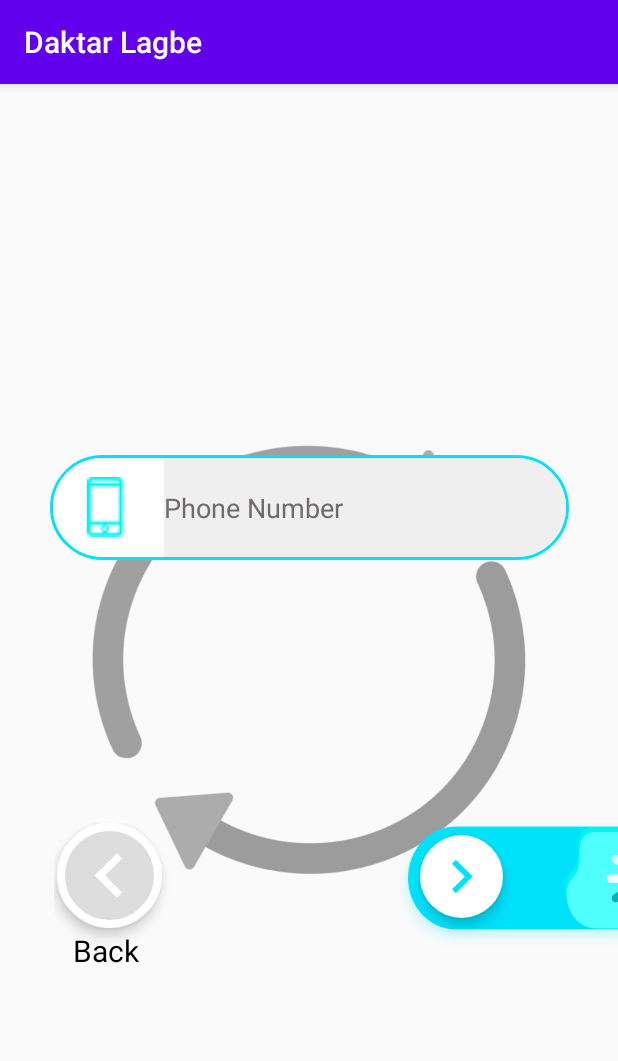
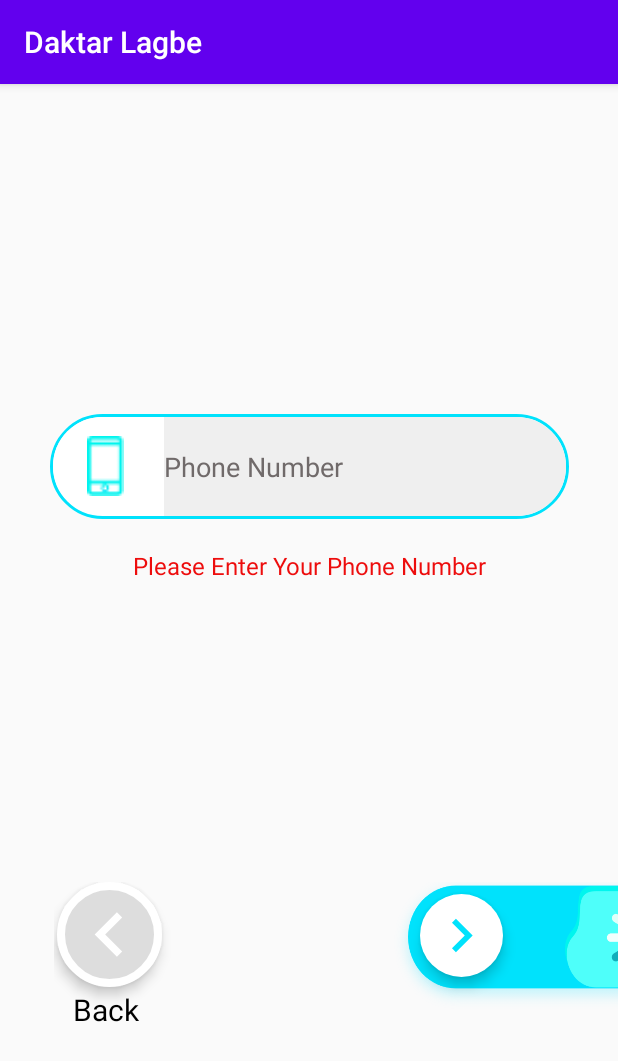
Before and after one commit to Fazlul69/Daktar-Lagbe, an Android app: the PhoneActivity screen opened directly, with no data from a screen before it, on a phone screen of 412 x 824 dp. Shown: the top 1061 px of the screen. Run offline under Robolectric (Android 15) with nearby library versions, the phone set to English and light mode, and no system bars.

Commit message:
activity update
language activity and phone activity

```diff
--- a/app/src/main/java/com/example/daktarlagbe/LanguageActivity.java
+++ b/app/src/main/java/com/example/daktarlagbe/LanguageActivity.java
@@ -37,16 +37,32 @@ public class LanguageActivity extends AppCompatActivity {
         engBtn.setOnClickListener(new View.OnClickListener() {
             @Override
             public void onClick(View view) {
-                engBtn.setBackgroundColor(Color.parseColor("#00E2FC"));
+                engBtn.setBackgroundResource(R.drawable.selected_btn_background);
                 engBtn.setTextColor(Color.parseColor("#ffffff"));
+                nextBtn.setBackgroundResource(R.drawable.color_arrow);
+                nextBtn.setOnClickListener(new View.OnClickListener() {
+                    @Override
+                    public void onClick(View view) {
+                        Intent next = new Intent(LanguageActivity.this,PhoneActivity.class);
+                        startActivity(next);
+                    }
+                });
             }
         });
 
         banglgaBtn.setOnClickListener(new View.OnClickListener() {
             @Override
             public void onClick(View view) {
-                banglgaBtn.setBackgroundColor(Color.parseColor("#00E2FC"));
+                banglgaBtn.setBackgroundResource(R.drawable.selected_btn_background);
                 banglgaBtn.setTextColor(Color.parseColor("#ffffff"));
+                nextBtn.setBackgroundResource(R.drawable.color_arrow);
+                nextBtn.setOnClickListener(new View.OnClickListener() {
+                    @Override
+                    public void onClick(View view) {
+                        Intent next = new Intent(LanguageActivity.this,PhoneActivity.class);
+                        startActivity(next);
+                    }
+                });
             }
         });
 
@@ -59,13 +75,6 @@ public class LanguageActivity extends AppCompatActivity {
             }
         });
 
-        nextBtn.setOnClickListener(new View.OnClickListener() {
-            @Override
-            public void onClick(View view) {
-                nextBtn.setBackgroundResource(R.drawable.color_arrow);
-                Intent next = new Intent(LanguageActivity.this,PhoneActivity.class);
-                startActivity(next);
-            }
-        });
+
     }
 }
--- a/app/src/main/java/com/example/daktarlagbe/PhoneActivity.java
+++ b/app/src/main/java/com/example/daktarlagbe/PhoneActivity.java
@@ -9,19 +9,22 @@ import android.graphics.drawable.AnimatedVectorDrawable;
 import android.graphics.drawable.AnimationDrawable;
 import android.graphics.drawable.Drawable;
 import android.os.Bundle;
+import android.text.Editable;
+import android.text.TextWatcher;
 import android.view.View;
 import android.view.animation.Animation;
 import android.view.animation.AnimationUtils;
 import android.widget.EditText;
 import android.widget.ImageView;
 import android.widget.LinearLayout;
+import android.widget.TextView;
 
 import java.util.Timer;
 import java.util.TimerTask;
 
 public class PhoneActivity extends AppCompatActivity {
 
-    LinearLayout phoneLogoLayout;
+    LinearLayout phoneLogoLayout, layoutBtnForNext;
     EditText phoneNumber;
     ImageView phoneLogo;
     ImageView previousBtn, nextBtn;
@@ -30,8 +33,9 @@ public class PhoneActivity extends AppCompatActivity {
     int height = 230;
     Animation btnMove;
     Timer timer;
-    ImageView loadingAnim;
-    AnimationDrawable frameAnimation;
+    TextView warning;
+/*    ImageView loadingAnim;
+    AnimationDrawable frameAnimation;*/
 
     @Override
     protected void onCreate(Bundle savedInstanceState) {
@@ -44,14 +48,16 @@ public class PhoneActivity extends AppCompatActivity {
 
         previousBtn = findViewById(R.id.previousBtn);
         nextBtn = findViewById(R.id.nextBtn);
+        layoutBtnForNext = findViewById(R.id.layoutBtn);
+        warning = findViewById(R.id.warning);
 
         btnMove = AnimationUtils.loadAnimation(getApplicationContext(),
                 R.anim.button_move);
 
         timer = new Timer();
 
-        loadingAnim = findViewById(R.id.loadingAnim);
-        loadingAnim.setImageResource(R.drawable.update_anim);
+/*        loadingAnim = findViewById(R.id.loadingAnim);
+        loadingAnim.setImageResource(R.drawable.update_anim);*/
 
         final LinearLayout.LayoutParams ip =new LinearLayout.LayoutParams(width,height);
 
@@ -62,8 +68,30 @@ public class PhoneActivity extends AppCompatActivity {
                 phoneNumber.setBackgroundResource(R.drawable.number_background_white);
                 phoneLogo.setImageResource(logoChangeImage);
                 phoneLogo.setLayoutParams(ip);
+
+                if (phoneNumber.getText().toString().isEmpty()) {
+                    warning.setVisibility(View.VISIBLE);
+                } else {
+                    warning.setVisibility(View.GONE);
+                    nextBtn.setOnClickListener(new View.OnClickListener() {
+                        @Override
+                        public void onClick(View view) {
+                            nextBtn.startAnimation(btnMove);
+                            timer.schedule(new TimerTask() {
+                                @Override
+                                public void run() {
+                      /*  frameAnimation = (AnimationDrawable)loadingAnim.getDrawable();
+                        frameAnimation.start();*/
+                                    Intent next = new Intent(PhoneActivity.this,OtpActivity.class);
+                                    startActivity(next);
+                                }
+                            },2000);
+                        }
+                    });
+                }
             }
         });
+
 
         previousBtn.setOnClickListener(new View.OnClickListener() {
             @Override
@@ -74,21 +102,10 @@ public class PhoneActivity extends AppCompatActivity {
             }
         });
 
-        nextBtn.setOnClickListener(new View.OnClickListener() {
-            @Override
-            public void onClick(View view) {
-                /*nextBtn.setBackgroundResource(R.drawable.color_arrow);*/
-                nextBtn.startAnimation(btnMove);
-                timer.schedule(new TimerTask() {
-                    @Override
-                    public void run() {
-                        frameAnimation = (AnimationDrawable)loadingAnim.getDrawable();
-                        frameAnimation.start();
-                    }
-                },4000);
-                Intent next = new Intent(PhoneActivity.this,OtpActivity.class);
-                startActivity(next);
-            }
-        });
+
+
+
+
     }
+
 }
--- a/app/src/main/res/drawable-xhdpi/update_anim.xml
+++ b/app/src/main/res/drawable-xhdpi/update_anim.xml
@@ -2,16 +2,17 @@
 <animation-list xmlns:android="http://schemas.android.com/apk/res/android"
 android:oneshot="false">
     <!-- FALSE continuous cholbe a1 to a8.true dile a1 to a8 akber chole off hoye jabe-->
-    <item android:drawable="@drawable/cir1" android:duration="100" /> <!-- 200 mini sec -->
-    <item android:drawable="@drawable/cir2" android:duration="100" />
-    <item android:drawable="@drawable/cir3" android:duration="100" /> <!-- 200 mini sec -->
-    <item android:drawable="@drawable/cir4" android:duration="100" />
-    <item android:drawable="@drawable/cir1" android:duration="100" />
-    <item android:drawable="@drawable/cir5" android:duration="100" />
-    <item android:drawable="@drawable/cir6" android:duration="100" />
-    <item android:drawable="@drawable/cir6" android:duration="100" />
-    <item android:drawable="@drawable/cir7" android:duration="100" />
-    <item android:drawable="@drawable/cir8" android:duration="100" />
-    <item android:drawable="@drawable/cir7" android:duration="100" />
-    <item android:drawable="@drawable/cir6" android:duration="100" />
+    <item android:drawable="@drawable/cir1" android:duration="150" /> <!-- 200 mini sec -->
+    <item android:drawable="@drawable/cir2" android:duration="150" />
+    <item android:drawable="@drawable/cir3" android:duration="150" /> <!-- 200 mini sec -->
+    <item android:drawable="@drawable/cir4" android:duration="150" />
+    <item android:drawable="@drawable/cir5" android:duration="150" />
+    <item android:drawable="@drawable/cir7" android:duration="150" />
+    <item android:drawable="@drawable/cir8" android:duration="150" />
+    <item android:drawable="@drawable/cir9" android:duration="150" />
+    <item android:drawable="@drawable/cir10" android:duration="150" />
+    <item android:drawable="@drawable/cir11" android:duration="150" />
+    <item android:drawable="@drawable/cir12" android:duration="150" />
+    <item android:drawable="@drawable/cir13" android:duration="150" />
+    <item android:drawable="@drawable/cir13" android:duration="0" />
 </animation-list>
--- a/app/src/main/res/layout/activity_phone.xml
+++ b/app/src/main/res/layout/activity_phone.xml
@@ -6,14 +6,14 @@
     android:layout_height="match_parent"
     tools:context=".PhoneActivity">
 
-    <ImageView
+    <!--<ImageView
         android:id="@+id/loadingAnim"
         android:layout_width="match_parent"
         android:layout_height="wrap_content"
         android:src="@drawable/cir1"
         tools:ignore="MissingConstraints"
         tools:layout_editor_absoluteX="0dp"
-        tools:layout_editor_absoluteY="247dp" />
+        tools:layout_editor_absoluteY="247dp" />-->
 
     <LinearLayout
         android:layout_width="346dp"
@@ -21,7 +21,7 @@
         android:id="@+id/numberOption"
         android:layout_marginStart="16dp"
         android:layout_marginLeft="16dp"
-        android:layout_marginTop="247dp"
+        android:layout_marginTop="220dp"
         android:layout_marginEnd="16dp"
         android:layout_marginRight="16dp"
         android:orientation="horizontal"
@@ -62,19 +62,30 @@
                 android:layout_marginRight="2dp"
                 android:background="@drawable/number_background"
                 android:hint="Phone Number"
+                android:inputType="phone"
+                android:maxLength="10"
                 android:textColorHint="#706A6A" />
         </LinearLayout>
 
-
     </LinearLayout>
+    <TextView
+        android:layout_width="match_parent"
+        android:layout_height="wrap_content"
+        android:id="@+id/warning"
+        android:text="@string/phn_warning"
+        android:textColor="#ED0D0D"
+        android:textSize="16sp"
+        android:gravity="center"
+        android:layout_marginTop="20dp"
+        app:layout_constraintTop_toBottomOf="@+id/numberOption"/>
 
     <LinearLayout
         android:layout_width="match_parent"
         android:layout_height="wrap_content"
         android:orientation="horizontal"
-        android:layout_marginTop="175dp"
+        android:layout_marginTop="200dp"
         android:weightSum="2"
-        app:layout_constraintTop_toBottomOf="@+id/numberOption">
+        app:layout_constraintTop_toBottomOf="@+id/warning">
 
         <LinearLayout
             android:layout_width="wrap_content"
@@ -106,6 +117,7 @@
         <LinearLayout
             android:layout_width="70dp"
             android:layout_height="match_parent"
+            android:id="@+id/layoutBtn"
             android:layout_weight="1"
             android:gravity="end"
             android:orientation="horizontal">
--- a/app/src/main/res/values/strings.xml
+++ b/app/src/main/res/values/strings.xml
@@ -12,4 +12,5 @@
     <string name="welcome">WELCOME</string>
     <string name="english">English</string>
     <string name="bangla">বাংলা</string>
+    <string name="phn_warning">Please Enter Your Phone Number</string>
 </resources>
```
Also changed, not shown: app/src/main/res/drawable/cir1.png, app/src/main/res/drawable/cir10.png (added), app/src/main/res/drawable/cir11.png (added), app/src/main/res/drawable/cir12.png (added), app/src/main/res/drawable/cir13.png (added), app/src/main/res/drawable/cir2.png, app/src/main/res/drawable/cir3.png, app/src/main/res/drawable/cir4.png, app/src/main/res/drawable/cir5.png, app/src/main/res/drawable/cir6.png, app/src/main/res/drawable/cir7.png, app/src/main/res/drawable/cir8.png, app/src/main/res/drawable/cir9.png (added).
